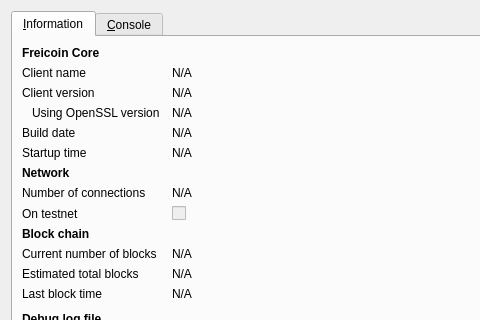
Old version of the form src/qt/forms/rpcconsole.ui in the repository crypto-mint/ceuro; both pictures show x 0 to 480 and y 0 to 320 of the 740 by 450 pixel window.
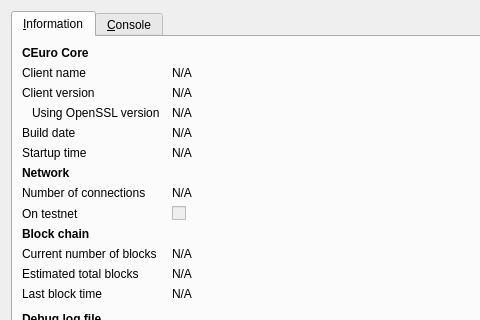
New version of the form. Icons and pictures are not drawn.

Diff of the .ui file:
```diff
--- a/src/qt/forms/rpcconsole.ui
+++ b/src/qt/forms/rpcconsole.ui
@@ -36,7 +36,7 @@
           </font>
          </property>
          <property name="text">
-          <string>Freicoin Core</string>
+          <string>CEuro Core</string>
          </property>
         </widget>
        </item>
```
Left out of the diff: 10 changed lines with no effect on the pictures.
